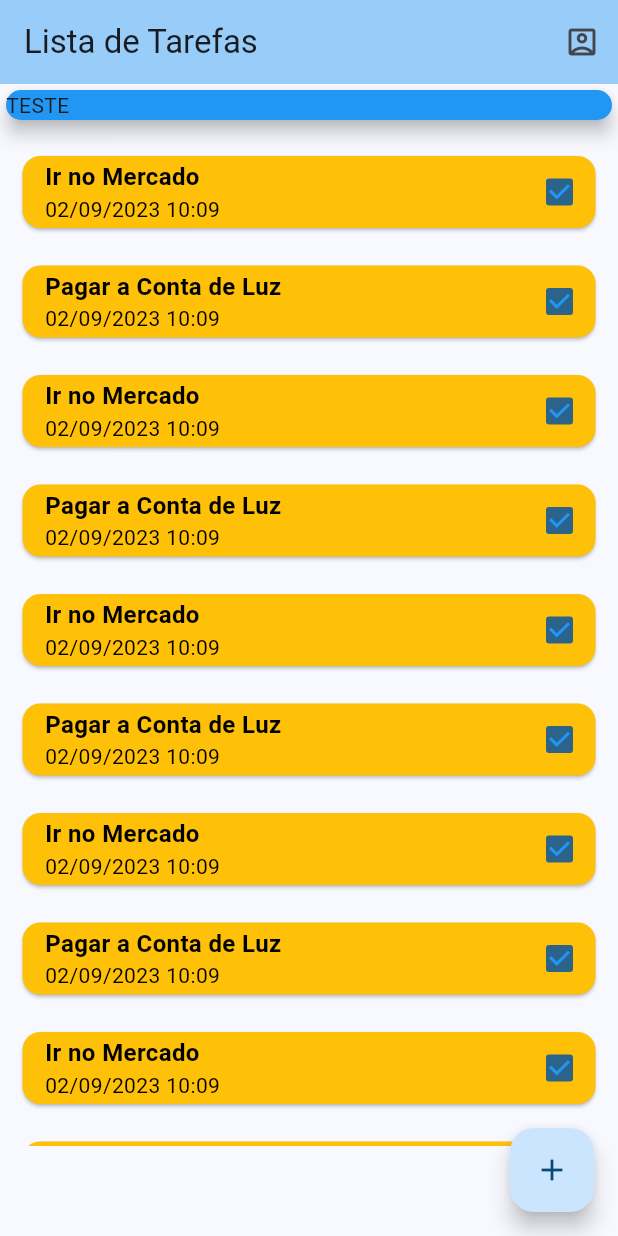
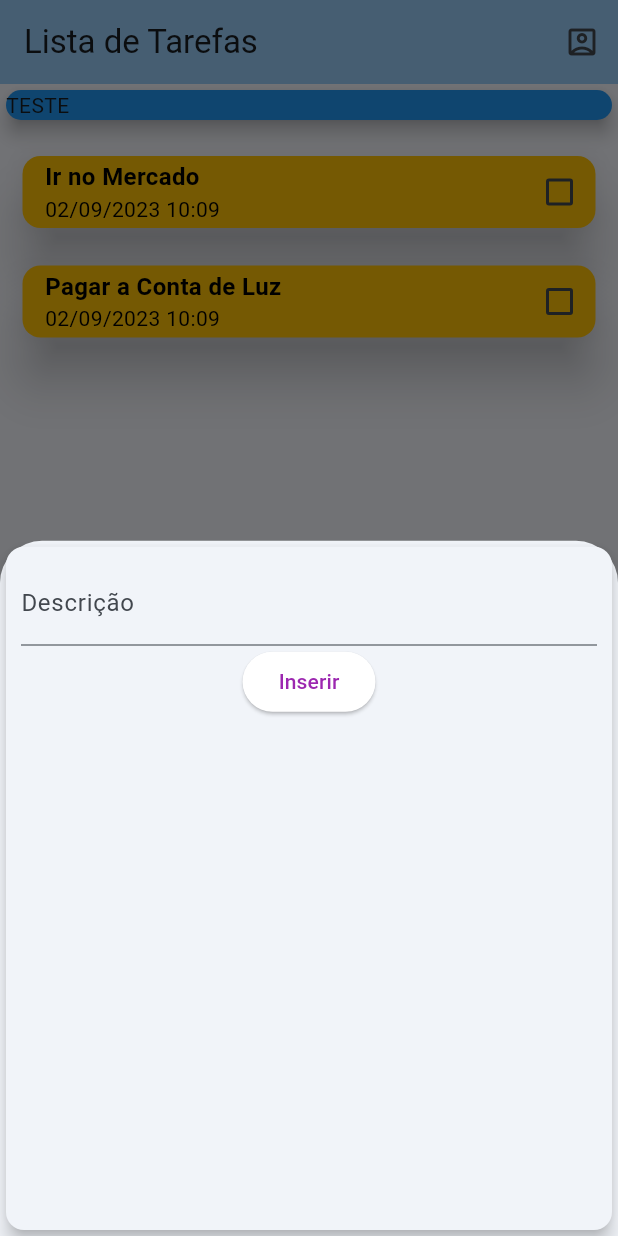
Before and after one commit to Rezende-Fabio/lista-tarefas, a Flutter app: the screen it shows after launch, after a tap on the "add" icon, on a phone screen of 412 x 824 dp. Run offline on Flutter 3.47's test engine with Material 2 defaults, Android fonts, the phone set to English and light mode, and no system bars.

Commit message:
form add task implemented

```diff
--- /dev/null
+++ b/lib/components/form_tarefas.dart
@@ -0,0 +1,52 @@
+import 'package:flutter/material.dart';
+
+class TarefaForm extends StatefulWidget {
+  final void Function(String) onSubmit;
+
+  TarefaForm(this.onSubmit);
+
+  @override
+  State<TarefaForm> createState() => _TarefaFormState();
+}
+
+class _TarefaFormState extends State<TarefaForm> {
+  final descControler = TextEditingController();
+
+
+  _submitForm() {
+    final desc = descControler.text;
+
+    if (desc.isEmpty) {
+      return;
+    } else {
+      widget.onSubmit(desc);
+    }
+
+  }
+
+  @override
+  Widget build(BuildContext context) {
+    return Card(
+      elevation: 5,
+      child: Padding(
+        padding: const EdgeInsets.all(10),
+        child: Column(
+          children: [
+            TextField(
+              controller: descControler,
+              textInputAction: TextInputAction.next,
+              decoration: InputDecoration(labelText: "Descrição"),
+            ),
+            ElevatedButton(
+              child: Text("Inserir"),
+              style: ElevatedButton.styleFrom(
+                  backgroundColor: Colors.white,
+                  foregroundColor: Colors.purple),
+              onPressed: _submitForm,
+            ),
+          ],
+        ),
+      ),
+    );
+  }
+}
--- a/lib/components/lista_tarefas.dart
+++ b/lib/components/lista_tarefas.dart
@@ -2,22 +2,30 @@ import 'package:flutter/material.dart';
 import '../models/Tarefa.dart';
 import 'package:intl/intl.dart';
 
-class ListaTarefas extends StatelessWidget {
+class ListaTarefas extends StatefulWidget {
   final List<Tarefa> tarefas;
 
   ListaTarefas(this.tarefas);
+
+  @override
+  State<ListaTarefas> createState() => _ListaTarefasState();
+}
+
+class _ListaTarefasState extends State<ListaTarefas> {
+  bool marcado = false;
 
   @override
   Widget build(BuildContext context) {
     return Container(
       height: 680,
       child: ListView.builder(
-        itemCount: tarefas.length,
+        itemCount: widget.tarefas.length,
         itemBuilder: (ctx, index) {
-          final tr = tarefas[index];
+          final tr = widget.tarefas[index];
           return Padding(
             padding: EdgeInsets.fromLTRB(15, 15, 15, 0),
             child: Card(
+              elevation: 15,
               color: Colors.amber,
               margin: const EdgeInsets.symmetric(vertical: 5),
               child: Row(
@@ -35,15 +43,20 @@ class ListaTarefas extends StatelessWidget {
                                 fontWeight: FontWeight.bold)),
                         Text(
                           DateFormat("dd/MM/y HH:MM").format(tr.data),
-                          style: const TextStyle(color: Color.fromARGB(255, 0, 0, 0)),
+                          style: const TextStyle(
+                              color: Color.fromARGB(255, 0, 0, 0)),
                         ),
                       ],
                     ),
                   ),
                   Checkbox(
                     checkColor: Colors.blue,
-                    value: true,
-                    onChanged:(value) => {},
+                    value: marcado,
+                    onChanged: (bool? value) {
+                      setState(() {
+                        marcado = value!;
+                      });
+                    },
                   ),
                 ],
               ),
--- a/lib/main.dart
+++ b/lib/main.dart
@@ -1,6 +1,8 @@
 import 'package:flutter/material.dart';
 import './models/Tarefa.dart';
 import './components/lista_tarefas.dart';
+import 'dart:math';
+import './components/form_tarefas.dart';
 
 void main() {
   runApp(const MyApp());
@@ -45,67 +47,52 @@ class _MyHomePageState extends State<MyHomePage> {
       desc: "Pagar a Conta de Luz",
       data: DateTime.now(),
     ),
-    Tarefa(
-      id: 1,
-      desc: "Ir no Mercado",
-      data: DateTime.now(),
-    ),
-    Tarefa(
-      id: 2,
-      desc: "Pagar a Conta de Luz",
-      data: DateTime.now(),
-    ),
-    Tarefa(
-      id: 1,
-      desc: "Ir no Mercado",
-      data: DateTime.now(),
-    ),
-    Tarefa(
-      id: 2,
-      desc: "Pagar a Conta de Luz",
-      data: DateTime.now(),
-    ),
-    Tarefa(
-      id: 1,
-      desc: "Ir no Mercado",
-      data: DateTime.now(),
-    ),
-    Tarefa(
-      id: 2,
-      desc: "Pagar a Conta de Luz",
-      data: DateTime.now(),
-    ),
-    Tarefa(
-      id: 1,
-      desc: "Ir no Mercado",
-      data: DateTime.now(),
-    ),
-    Tarefa(
-      id: 2,
-      desc: "Pagar a Conta de Luz",
-      data: DateTime.now(),
-    ),
-    Tarefa(
-      id: 1,
-      desc: "Ir no Mercado",
-      data: DateTime.now(),
-    ),
-    Tarefa(
-      id: 2,
-      desc: "Pagar a Conta de Luz",
-      data: DateTime.now(),
-    ),
-    Tarefa(
-      id: 1,
-      desc: "Ir no Mercado",
-      data: DateTime.now(),
-    ),
-    Tarefa(
-      id: 2,
-      desc: "Pagar a Conta de Luz",
-      data: DateTime.now(),
-    ),
   ];
+
+  _addTarefa(String desc) {
+    final novaTarefa = Tarefa(
+        id: Random().nextDouble().toInt(), desc: desc, data: DateTime.now());
+
+    setState(() {
+      _tarefas.add(novaTarefa);
+    });
+
+    Navigator.of(context).pop();
+
+    showDialog(
+        barrierDismissible: false,
+        context: context,
+        builder: (_) {
+          return AlertDialog(
+            backgroundColor: Colors.green,
+            contentTextStyle: const TextStyle(
+              color: Colors.white,
+            ),
+            titleTextStyle: const TextStyle(
+                color: Colors.white, fontWeight: FontWeight.bold, fontSize: 16),
+            title: const Text("Aviso"),
+            content: const Text("Tarefa inserida com sucesso!"),
+            actions: [
+              TextButton(
+                child: const Text("OK"),
+                onPressed: () {
+                  Navigator.of(context).pop();
+                },
+                style: TextButton.styleFrom(foregroundColor: Colors.white),
+              )
+            ],
+          );
+        });
+  }
+
+  _abrirModalFormTarefa(BuildContext context) {
+    showModalBottomSheet(
+      context: context,
+      builder: (_) {
+        return TarefaForm(_addTarefa);
+      },
+    );
+  }
 
   @override
   Widget build(BuildContext context) {
@@ -134,7 +121,7 @@ class _MyHomePageState extends State<MyHomePage> {
         ),
       ),
       floatingActionButton: FloatingActionButton(
-        onPressed: () => {},
+        onPressed: () => _abrirModalFormTarefa(context),
         tooltip: 'Increment',
         child: const Icon(Icons.add),
       ), // This trailing comma makes auto-formatting nicer for build methods.
```
